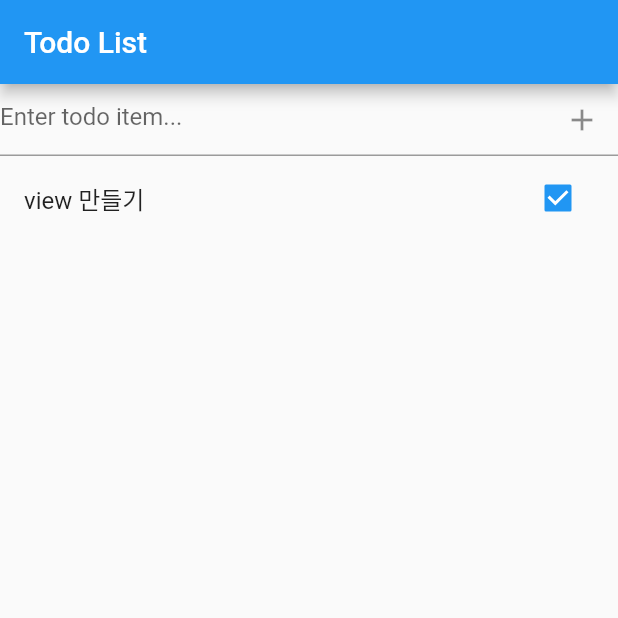
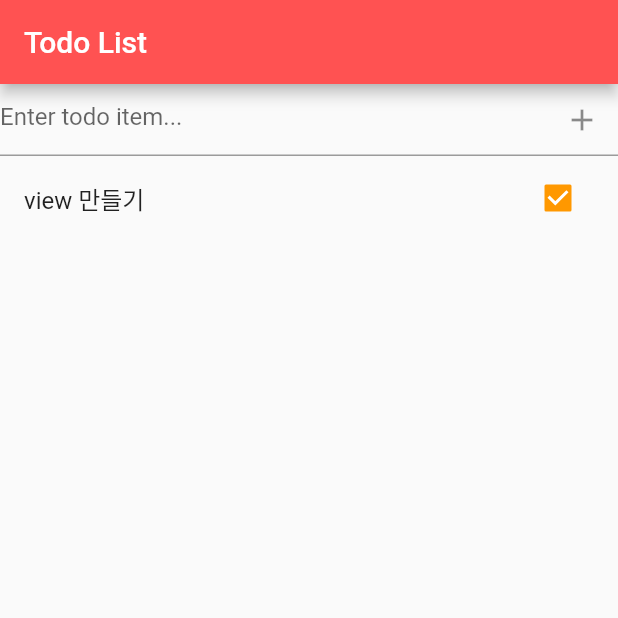
Before and after one commit to chuStory/flutter_todo, a Flutter app: the screen it shows after launch, on a phone screen of 412 x 824 dp, the top half of it. Run offline on Flutter 3.47's test engine with Material 2 defaults, Android fonts, the phone set to English and light mode, and no system bars.

Commit message:
apply theme

```diff
--- a/lib/main.dart
+++ b/lib/main.dart
@@ -1,3 +1,4 @@
+import 'package:class_todo_v1/shared/theme.dart';
 import 'package:class_todo_v1/view/todo_list_view.dart';
 import 'package:flutter/material.dart';
 
@@ -12,6 +13,9 @@ class TodoApp extends StatelessWidget {
   Widget build(BuildContext context) {
     return MaterialApp(
       debugShowCheckedModeBanner: false,
+      theme: initThemeData(brightness: Brightness.light),
+      darkTheme: initThemeData(brightness: Brightness.dark),
+      themeMode: ThemeMode.system, // 앱의 설정에 따라서 변경 가능하게 처리
       home: SafeArea(
         child: Scaffold(
           appBar: AppBar(title: const Text('Todo List'),
--- /dev/null
+++ b/lib/shared/theme.dart
@@ -0,0 +1,58 @@
+import 'package:flutter/material.dart';
+
+// 하나의 코드 베이스에 light 모드와 dark 모드 적용 시키기
+ThemeData initThemeData({required Brightness brightness}) {
+  if (brightness == Brightness.light) {
+    return ThemeData(
+      brightness: Brightness.light,
+      colorScheme: ColorScheme.light(
+        primary: Colors.redAccent, // 주요 색상
+        secondary: Colors.orange, // 보조 색상
+      ),
+    );
+  } else {
+    return ThemeData(
+      brightness: Brightness.dark,
+      colorScheme: ColorScheme.dark(
+        primary: Colors.blueAccent, // 주요 색상
+        secondary: Colors.greenAccent, // 보조 색상
+      ),
+    );
+  }
+}
+
+// TextTheme textTheme(Color textColor) {
+//   return TextTheme(
+//     displayLarge: GoogleFonts.archivo(fontSize: 24.0, color: textColor),
+//     displayMedium: GoogleFonts.archivo(
+//         fontSize: 20.0, color: Colors.black, fontWeight: FontWeight.bold),
+//     displaySmall: GoogleFonts.archivo(
+//         fontSize: 20.0, color: Colors.black, fontWeight: FontWeight.bold),
+//     bodyLarge: GoogleFonts.archivo(fontSize: 20.0, color: textColor),
+//     bodyMedium: GoogleFonts.archivo(fontSize: 18.0, color: textColor),
+//     bodySmall: GoogleFonts.archivo(fontSize: 16.0, color: textColor),
+//     titleLarge: GoogleFonts.archivo(fontSize: 16.0, color: textColor),
+//     titleMedium: GoogleFonts.archivo(fontSize: 14.0, color: textColor),
+//     titleSmall: GoogleFonts.archivo(fontSize: 12.0, color: textColor),
+//   );
+// }
+
+// AppBarTheme appBarTheme() {
+//   return AppBarTheme(
+//     centerTitle: false,
+//     color: Colors.white,
+//     elevation: 0.0,
+//     iconTheme: iconTheme(),
+//     titleTextStyle: GoogleFonts.nanumGothic(
+//       fontSize: 16,
+//       fontWeight: FontWeight.bold,
+//       color: Colors.black,
+//     ),
+//   );
+// }
+//
+// IconThemeData iconTheme() {
+//   return const IconThemeData(
+//     color: Colors.orange,
+//   );
+// }
```
